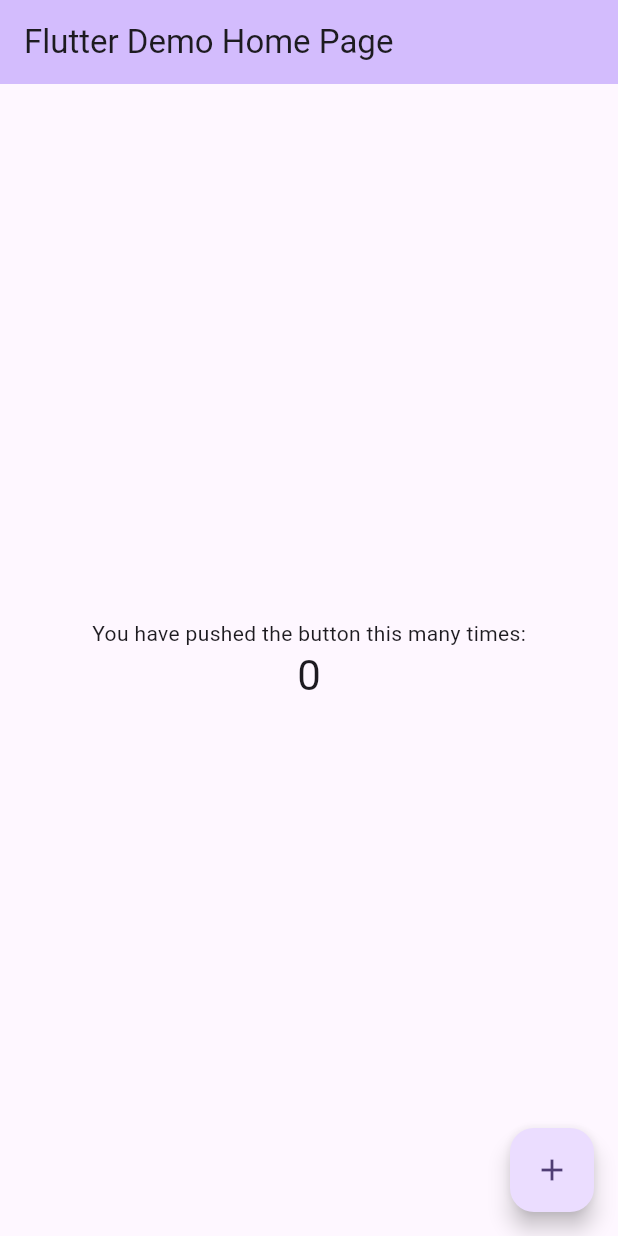
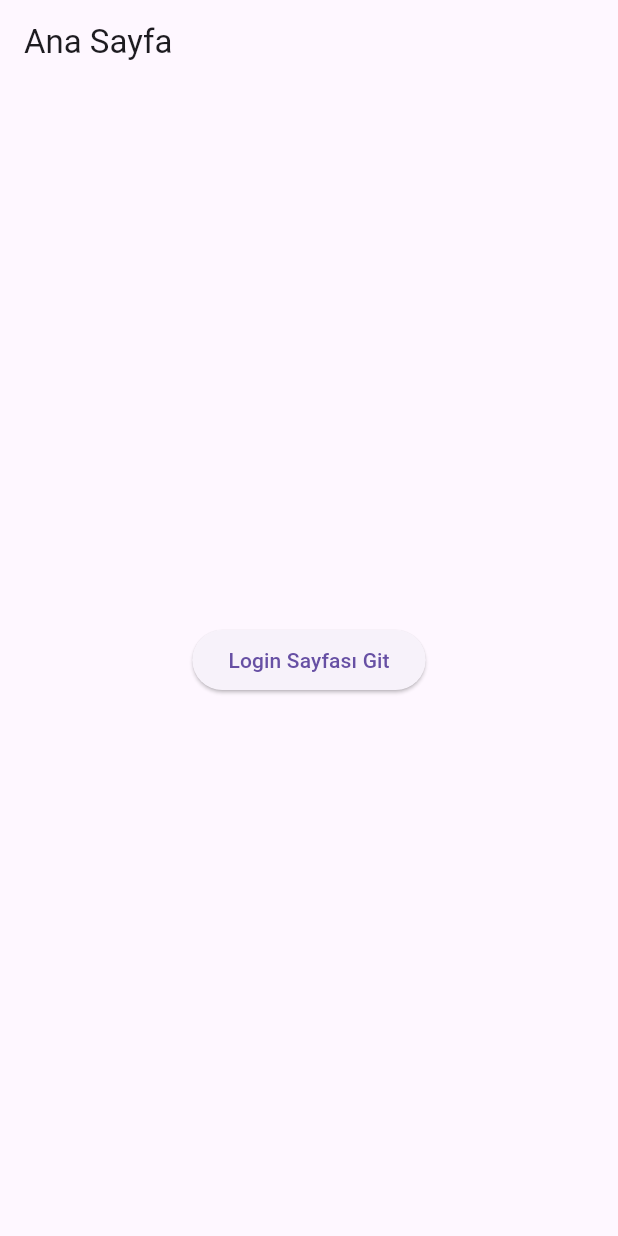
Before and after one commit to IbrahimMertCurgul/flutter_qryoklamasistemi, a Flutter app: the screen it shows after launch, on a phone screen of 412 x 824 dp. Run offline on Flutter 3.47's test engine with Material 3 defaults, Android fonts, the phone set to English and light mode, and no system bars.

Commit message:
login1.0

```diff
--- a/lib/main.dart
+++ b/lib/main.dart
@@ -1,125 +1,46 @@
 import 'package:flutter/material.dart';
+import 'pages/login.dart';
 
 void main() {
   runApp(const MyApp());
 }
 
+//LOGİN SAYFASINI DENEMEK İÇİN BUTON EKLEDİM.
 class MyApp extends StatelessWidget {
   const MyApp({super.key});
 
-  // This widget is the root of your application.
   @override
   Widget build(BuildContext context) {
     return MaterialApp(
-      title: 'Flutter Demo',
+      title: 'Flutter Login Button Example',
       theme: ThemeData(
-        // This is the theme of your application.
-        //
-        // TRY THIS: Try running your application with "flutter run". You'll see
-        // the application has a purple toolbar. Then, without quitting the app,
-        // try changing the seedColor in the colorScheme below to Colors.green
-        // and then invoke "hot reload" (save your changes or press the "hot
-        // reload" button in a Flutter-supported IDE, or press "r" if you used
-        // the command line to start the app).
-        //
-        // Notice that the counter didn't reset back to zero; the application
-        // state is not lost during the reload. To reset the state, use hot
-        // restart instead.
-        //
-        // This works for code too, not just values: Most code changes can be
-        // tested with just a hot reload.
-        colorScheme: ColorScheme.fromSeed(seedColor: Colors.deepPurple),
-        useMaterial3: true,
+        primarySwatch: Colors.blue,
       ),
-      home: const MyHomePage(title: 'Flutter Demo Home Page'),
+      home: const HomePage(),
     );
   }
 }
 
-class MyHomePage extends StatefulWidget {
-  const MyHomePage({super.key, required this.title});
-
-  // This widget is the home page of your application. It is stateful, meaning
-  // that it has a State object (defined below) that contains fields that affect
-  // how it looks.
-
-  // This class is the configuration for the state. It holds the values (in this
-  // case the title) provided by the parent (in this case the App widget) and
-  // used by the build method of the State. Fields in a Widget subclass are
-  // always marked "final".
-
-  final String title;
-
-  @override
-  State<MyHomePage> createState() => _MyHomePageState();
-}
-
-class _MyHomePageState extends State<MyHomePage> {
-  int _counter = 0;
-
-  void _incrementCounter() {
-    setState(() {
-      // This call to setState tells the Flutter framework that something has
-      // changed in this State, which causes it to rerun the build method below
-      // so that the display can reflect the updated values. If we changed
-      // _counter without calling setState(), then the build method would not be
-      // called again, and so nothing would appear to happen.
-      _counter++;
-    });
-  }
+class HomePage extends StatelessWidget {
+  const HomePage({super.key});
 
   @override
   Widget build(BuildContext context) {
-    // This method is rerun every time setState is called, for instance as done
-    // by the _incrementCounter method above.
-    //
-    // The Flutter framework has been optimized to make rerunning build methods
-    // fast, so that you can just rebuild anything that needs updating rather
-    // than having to individually change instances of widgets.
     return Scaffold(
       appBar: AppBar(
-        // TRY THIS: Try changing the color here to a specific color (to
-        // Colors.amber, perhaps?) and trigger a hot reload to see the AppBar
-        // change color while the other colors stay the same.
-        backgroundColor: Theme.of(context).colorScheme.inversePrimary,
-        // Here we take the value from the MyHomePage object that was created by
-        // the App.build method, and use it to set our appbar title.
-        title: Text(widget.title),
+        title: const Text('Ana Sayfa'),
       ),
       body: Center(
-        // Center is a layout widget. It takes a single child and positions it
-        // in the middle of the parent.
-        child: Column(
-          // Column is also a layout widget. It takes a list of children and
-          // arranges them vertically. By default, it sizes itself to fit its
-          // children horizontally, and tries to be as tall as its parent.
-          //
-          // Column has various properties to control how it sizes itself and
-          // how it positions its children. Here we use mainAxisAlignment to
-          // center the children vertically; the main axis here is the vertical
-          // axis because Columns are vertical (the cross axis would be
-          // horizontal).
-          //
-          // TRY THIS: Invoke "debug painting" (choose the "Toggle Debug Paint"
-          // action in the IDE, or press "p" in the console), to see the
-          // wireframe for each widget.
-          mainAxisAlignment: MainAxisAlignment.center,
-          children: <Widget>[
-            const Text(
-              'You have pushed the button this many times:',
-            ),
-            Text(
-              '$_counter',
-              style: Theme.of(context).textTheme.headlineMedium,
-            ),
-          ],
+        child: ElevatedButton(
+          onPressed: () {
+            Navigator.push(
+              context,
+              MaterialPageRoute(builder: (context) => const LoginPage()),
+            );
+          },
+          child: const Text('Login Sayfası Git'),
         ),
       ),
-      floatingActionButton: FloatingActionButton(
-        onPressed: _incrementCounter,
-        tooltip: 'Increment',
-        child: const Icon(Icons.add),
-      ), // This trailing comma makes auto-formatting nicer for build methods.
     );
   }
 }
```
Also changed, not shown: lib/pages/login.dart (+26 -2 lines).
